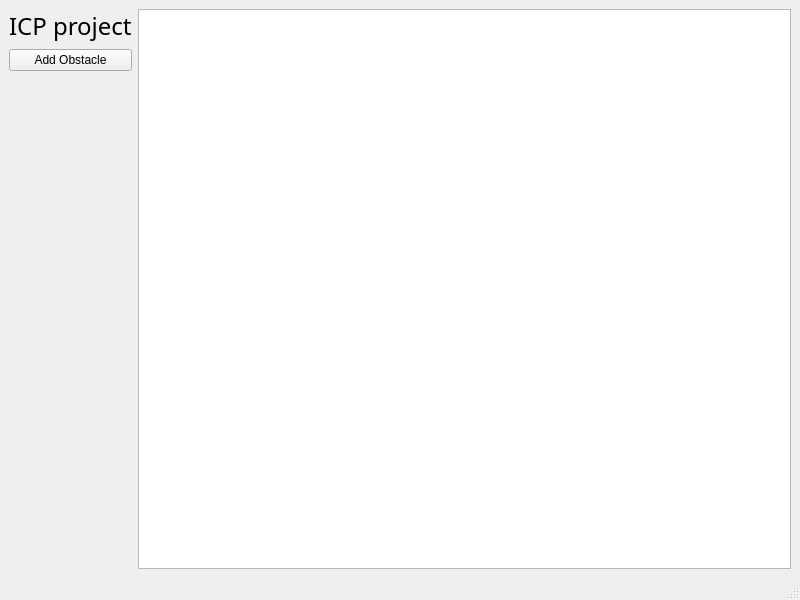
Qt form src/mainwindow.ui (jakubvsetecka/autonomous-robot-simulation) before a commit.
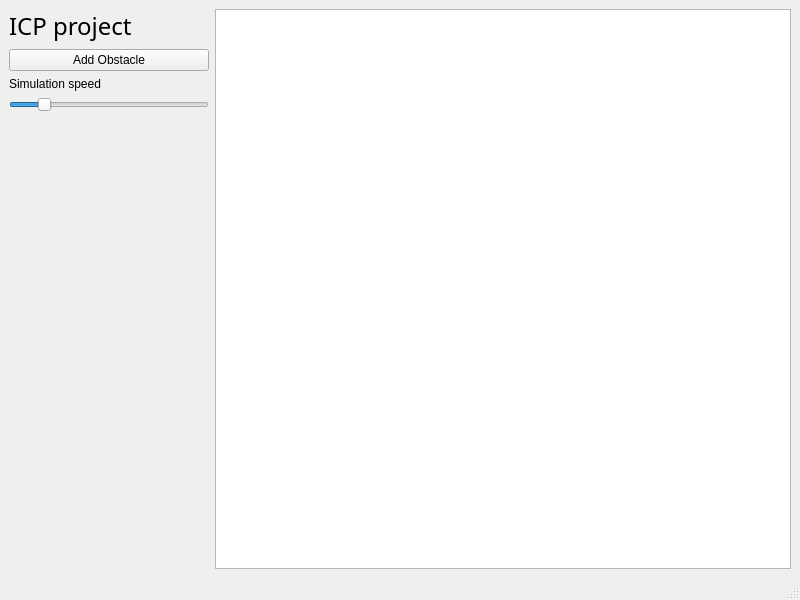
The same form after that commit. Custom widgets are drawn as their Qt base class.

Commit message: feat: :sparkles: slider for adjusting simulation speed

What changed in the file:
```diff
--- a/src/mainwindow.ui
+++ b/src/mainwindow.ui
@@ -37,6 +37,32 @@
         </property>
        </widget>
       </item>
+      <item>
+       <widget class="QLabel" name="label_2">
+        <property name="text">
+         <string>Simulation speed</string>
+        </property>
+       </widget>
+      </item>
+      <item>
+       <widget class="QSlider" name="horizontalSlider">
+        <property name="maximumSize">
+         <size>
+          <width>200</width>
+          <height>16777215</height>
+         </size>
+        </property>
+        <property name="maximum">
+         <number>40</number>
+        </property>
+        <property name="value">
+         <number>6</number>
+        </property>
+        <property name="orientation">
+         <enum>Qt::Horizontal</enum>
+        </property>
+       </widget>
+      </item>
       <item>
        <widget class="ExpandableButtonWidget" name="expWidget" native="true">
         <property name="sizePolicy">
```
Left out of the diff: 2 changed lines with no effect on the pictures. The commit also changes 4 other files.
